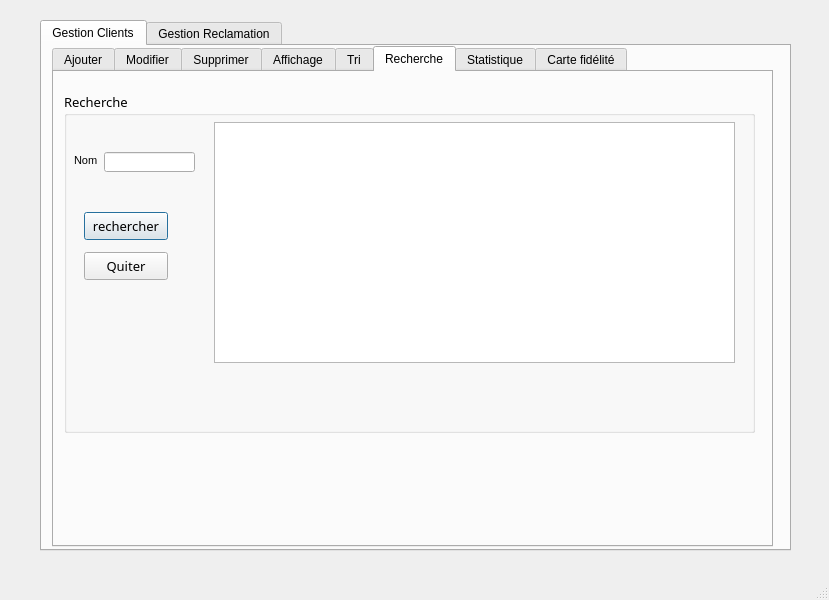
Old version of the form Gestion_client/mainwindow.ui in the repository laroussiamir01/Smart_Printer_2A5.
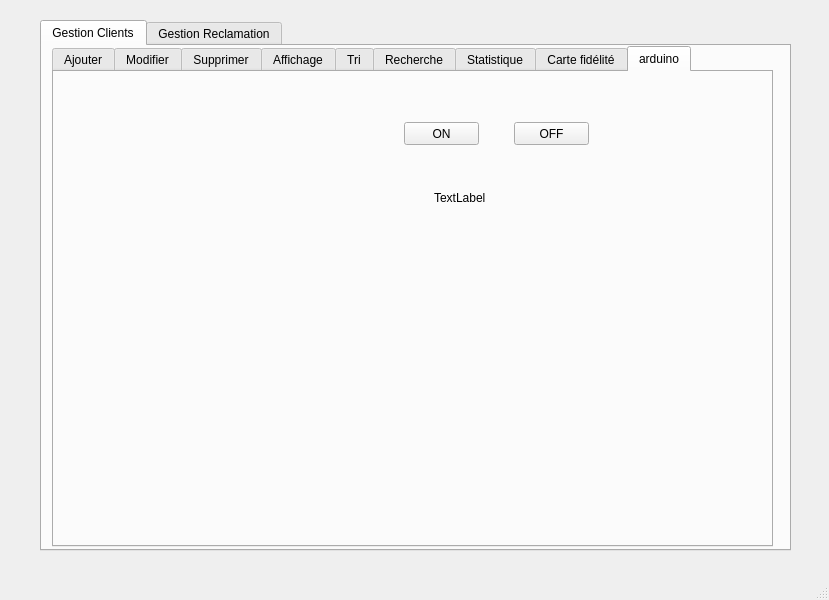
New version of the form. The open tabs and pages were chosen to show the change. Icons and pictures are not drawn.

```diff
--- a/Gestion_client/mainwindow.ui
+++ b/Gestion_client/mainwindow.ui
@@ -1201,6 +1201,50 @@
         </widget>
        </widget>
       </widget>
+      <widget class="QWidget" name="tab_8">
+       <attribute name="title">
+        <string>arduino</string>
+       </attribute>
+       <widget class="QPushButton" name="pushButton_4">
+        <property name="geometry">
+         <rect>
+          <x>350</x>
+          <y>50</y>
+          <width>75</width>
+          <height>23</height>
+         </rect>
+        </property>
+        <property name="text">
+         <string>ON</string>
+        </property>
+       </widget>
+       <widget class="QPushButton" name="pushButton_5">
+        <property name="geometry">
+         <rect>
+          <x>460</x>
+          <y>50</y>
+          <width>75</width>
+          <height>23</height>
+         </rect>
+        </property>
+        <property name="text">
+         <string>OFF</string>
+        </property>
+       </widget>
+       <widget class="QLabel" name="label">
+        <property name="geometry">
+         <rect>
+          <x>380</x>
+          <y>100</y>
+          <width>131</width>
+          <height>51</height>
+         </rect>
+        </property>
+        <property name="text">
+         <string>TextLabel</string>
+        </property>
+       </widget>
+      </widget>
      </widget>
     </widget>
     <widget class="QWidget" name="tab_2">
```
Left out of the diff: 2 changed lines with no effect on the pictures.
